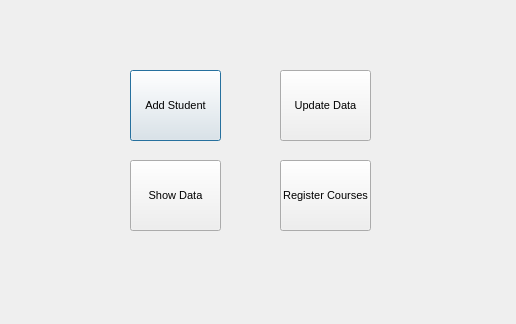
Before: the Qt Designer form adminuniversitysystem.ui in hazemhathout1/QtUniversityManagerSystem, drawn with Qt 5.
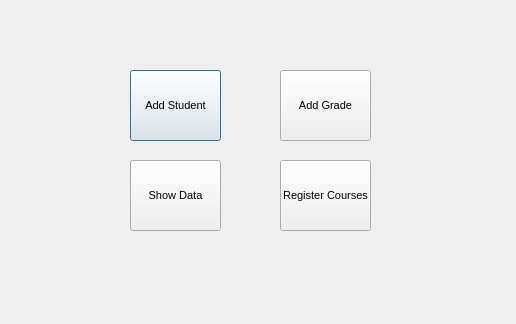
After: the same form once the commit is applied.

What changed in the file:
```diff
--- a/adminuniversitysystem.ui
+++ b/adminuniversitysystem.ui
@@ -41,7 +41,7 @@
     </rect>
    </property>
    <property name="text">
-    <string>Update Data</string>
+    <string>Add Grade</string>
    </property>
   </widget>
   <widget class="QPushButton" name="btnUpdateData_2">
```
